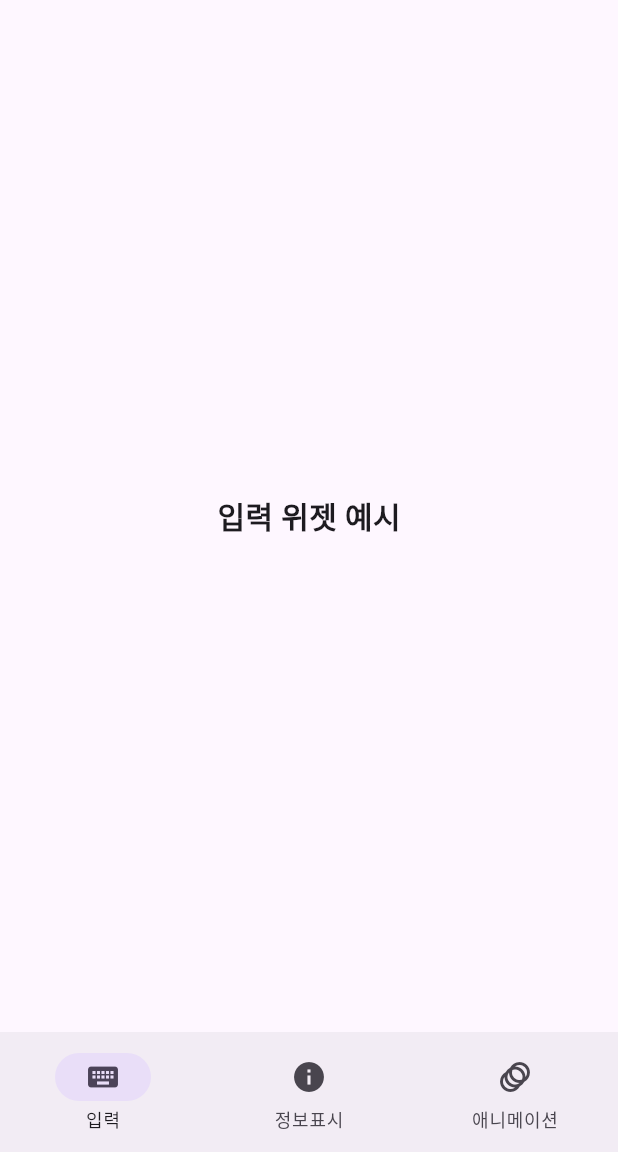
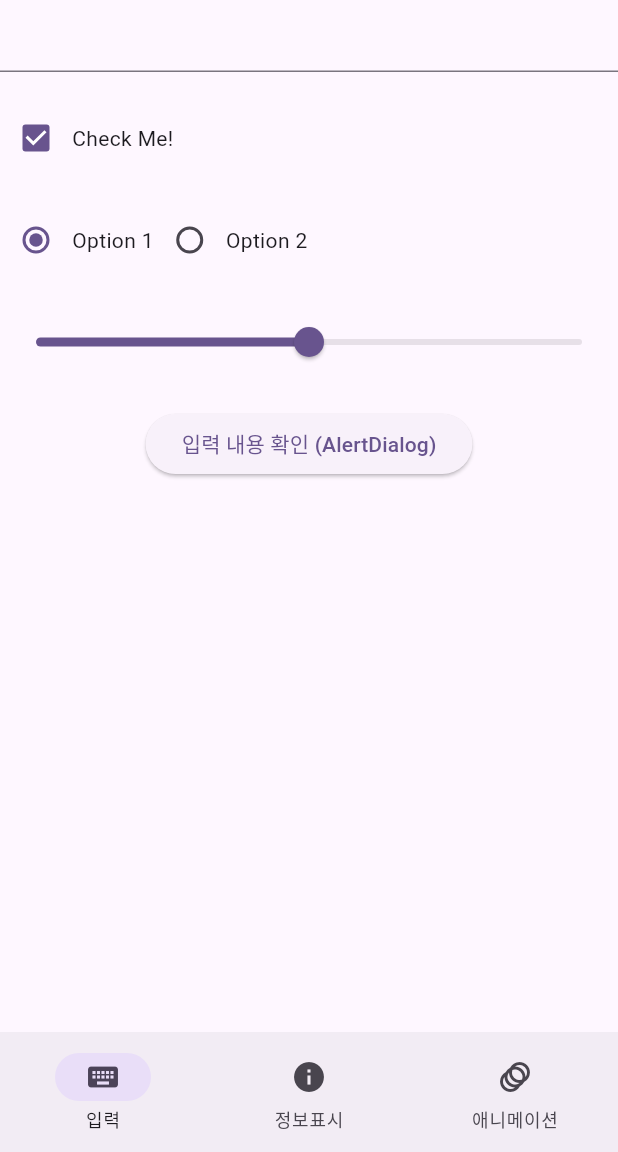
Before and after one commit to MinJeong387/flutter_basics, a Flutter app: the WidgetGallery screen opened by its route, on a phone screen of 412 x 824 dp, the part 84-1236 px from its top. Run offline on Flutter 3.47's test engine with Material 3 defaults, Android fonts, the phone set to English and light mode, and no system bars.

Commit message:
codes commit

```diff
--- a/lib/widgets/input_widget_example.dart
+++ b/lib/widgets/input_widget_example.dart
@@ -10,11 +10,36 @@ class InputWidgetExample extends StatefulWidget {
 class _InputWidgetExampleState extends State<InputWidgetExample> {
   @override
   Widget build(BuildContext context) {
-    return Center(
-      child: Text(
-        "입력 위젯 예시",
-        style: TextStyle(fontSize: 20, fontWeight: FontWeight.bold),
-      ),
+    // return Center(
+    //   child: Text(
+    //     "입력 위젯 예시",
+    //     style: TextStyle(fontSize: 20, fontWeight: FontWeight.bold),
+    //   ),
+    // );
+    return Column(
+      children: <Widget>[
+        TextField(),
+        SizedBox(height: 20),
+        Row(
+          children: <Widget>[
+            Checkbox(value: true, onChanged: (bool? value) {}),
+            Text("Check Me!"),
+          ],
+        ),
+        SizedBox(height: 20),
+        Row(
+          children: <Widget>[
+            Radio<int>(value: 0, groupValue: 0, onChanged: (int? value) {}),
+            Text("Option 1"),
+            Radio<int>(value: 1, groupValue: 0, onChanged: (int? value) {}),
+            Text("Option 2"),
+          ],
+        ),
+        SizedBox(height: 20),
+        Slider(value: 50, min: 0, max: 100, onChanged: (double value) {}),
+        SizedBox(height: 20),
+        ElevatedButton(onPressed: () {}, child: Text("입력 내용 확인 (AlertDialog)")),
+      ],
     );
   }
 }
```
